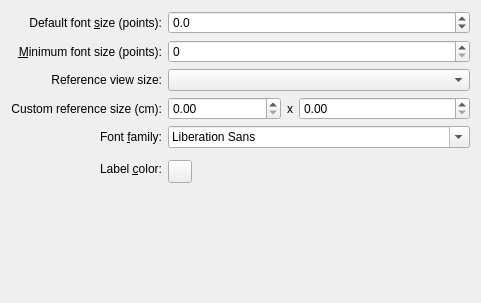
This is src/libkstapp/defaultlabelpropertiestab.ui in Kst-plot/kst as Qt 5 draws it before an edit. The edited form follows.
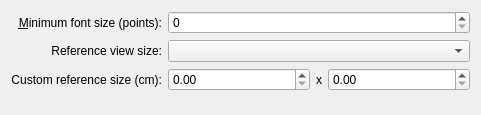
This is the edited form. Custom widgets are drawn as their Qt base class.

Commit message: Make more of the settings code make sense. Remove some dead things from the settings dialog. Fix bug where entering and leaving a view item with a draw tool selected aborted the ability to draw. CCBUG: 274321

The edit to the form file:
```diff
--- a/src/libkstapp/defaultlabelpropertiestab.ui
+++ b/src/libkstapp/defaultlabelpropertiestab.ui
@@ -7,7 +7,7 @@
     <x>0</x>
     <y>0</y>
     <width>481</width>
-    <height>303</height>
+    <height>115</height>
    </rect>
   </property>
   <property name="windowTitle">
@@ -17,70 +17,6 @@
    <item>
     <layout class="QGridLayout" name="gridLayout">
      <item row="3" column="0">
-      <widget class="QLabel" name="_Label_11">
-       <property name="text">
-        <string>Default font &amp;size (points):</string>
-       </property>
-       <property name="alignment">
-        <set>Qt::AlignRight|Qt::AlignTrailing|Qt::AlignVCenter</set>
-       </property>
-       <property name="buddy">
-        <cstring>_labelFontScale</cstring>
-       </property>
-      </widget>
-     </item>
-     <item row="3" column="1" colspan="5">
-      <widget class="QDoubleSpinBox" name="_labelFontScale">
-       <property name="toolTip">
-        <string>Size of default font when page is displayed at 'Reference View Size'.</string>
-       </property>
-       <property name="whatsThis">
-        <string>Fonts are scaled with the size of window or page.  This is the default font size when the window or page is resized to 'Reverence View Size'.</string>
-       </property>
-       <property name="decimals">
-        <number>1</number>
-       </property>
-       <property name="minimum">
-        <double>-25.000000000000000</double>
-       </property>
-       <property name="singleStep">
-        <double>1.000000000000000</double>
-       </property>
-      </widget>
-     </item>
-     <item row="7" column="0">
-      <widget class="QLabel" name="_Label_12">
-       <property name="text">
-        <string>Font &amp;family:</string>
-       </property>
-       <property name="alignment">
-        <set>Qt::AlignRight|Qt::AlignTrailing|Qt::AlignVCenter</set>
-       </property>
-       <property name="buddy">
-        <cstring>_family</cstring>
-       </property>
-      </widget>
-     </item>
-     <item row="7" column="1" colspan="5">
-      <widget class="QFontComboBox" name="_family"/>
-     </item>
-     <item row="8" column="0" rowspan="2">
-      <widget class="QLabel" name="label_4">
-       <property name="text">
-        <string>Label &amp;color:</string>
-       </property>
-       <property name="alignment">
-        <set>Qt::AlignRight|Qt::AlignTrailing|Qt::AlignVCenter</set>
-       </property>
-       <property name="buddy">
-        <cstring>_labelColor</cstring>
-       </property>
-      </widget>
-     </item>
-     <item row="9" column="1">
-      <widget class="Kst::ColorButton" name="_labelColor"/>
-     </item>
-     <item row="4" column="0">
       <widget class="QLabel" name="label_3">
        <property name="text">
         <string>&amp;Minimum font size (points):</string>
@@ -93,7 +29,7 @@
        </property>
       </widget>
      </item>
-     <item row="4" column="1" colspan="5">
+     <item row="3" column="1" colspan="5">
       <widget class="QSpinBox" name="_minFontSize">
        <property name="sizePolicy">
         <sizepolicy hsizetype="Expanding" vsizetype="Fixed">
@@ -106,7 +42,7 @@
        </property>
       </widget>
      </item>
-     <item row="5" column="0">
+     <item row="4" column="0">
       <widget class="QLabel" name="label_5">
        <property name="text">
         <string>Reference view size:</string>
@@ -116,7 +52,7 @@
        </property>
       </widget>
      </item>
-     <item row="5" column="1" colspan="5">
+     <item row="4" column="1" colspan="5">
       <widget class="QComboBox" name="_referenceViewSizeCombo">
        <property name="toolTip">
         <string>When the window is this large, fonts will have stated size.</string>
@@ -126,7 +62,7 @@
        </property>
       </widget>
      </item>
-     <item row="6" column="0">
+     <item row="5" column="0">
       <widget class="QLabel" name="label">
        <property name="text">
         <string>Custom reference size (cm):</string>
@@ -139,7 +75,7 @@
        </property>
       </widget>
      </item>
-     <item row="6" column="1" colspan="2">
+     <item row="5" column="1" colspan="2">
       <widget class="QDoubleSpinBox" name="_refViewWidth">
        <property name="sizePolicy">
         <sizepolicy hsizetype="Expanding" vsizetype="Fixed">
@@ -152,7 +88,7 @@
        </property>
       </widget>
      </item>
-     <item row="6" column="3">
+     <item row="5" column="3">
       <widget class="QLabel" name="label_2">
        <property name="sizePolicy">
         <sizepolicy hsizetype="Fixed" vsizetype="Preferred">
@@ -171,7 +107,7 @@
        </property>
       </widget>
      </item>
-     <item row="6" column="4" colspan="2">
+     <item row="5" column="4" colspan="2">
       <widget class="QDoubleSpinBox" name="_refViewHeight">
        <property name="sizePolicy">
         <sizepolicy hsizetype="Expanding" vsizetype="Fixed">
@@ -201,13 +137,6 @@
    </item>
   </layout>
  </widget>
- <customwidgets>
-  <customwidget>
-   <class>Kst::ColorButton</class>
-   <extends>QToolButton</extends>
-   <header>colorbutton.h</header>
-  </customwidget>
- </customwidgets>
  <resources/>
  <connections/>
 </ui>
```
The commit also changes 14 other files.
